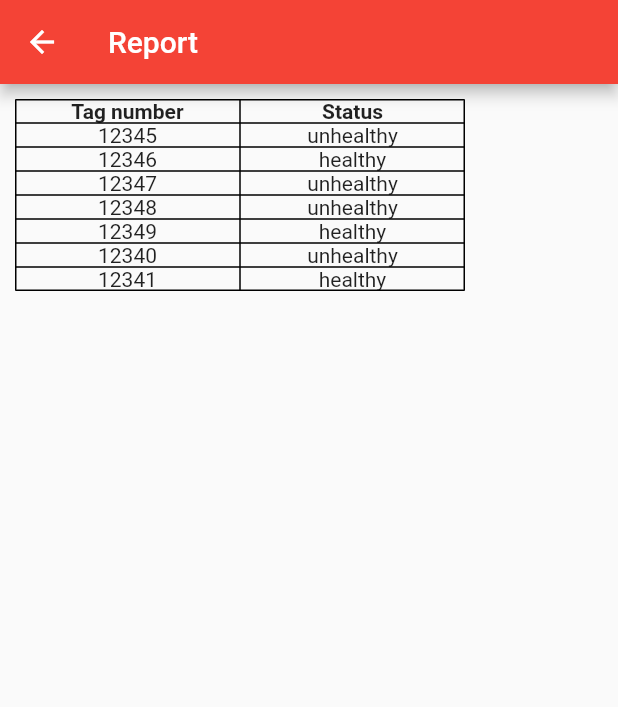
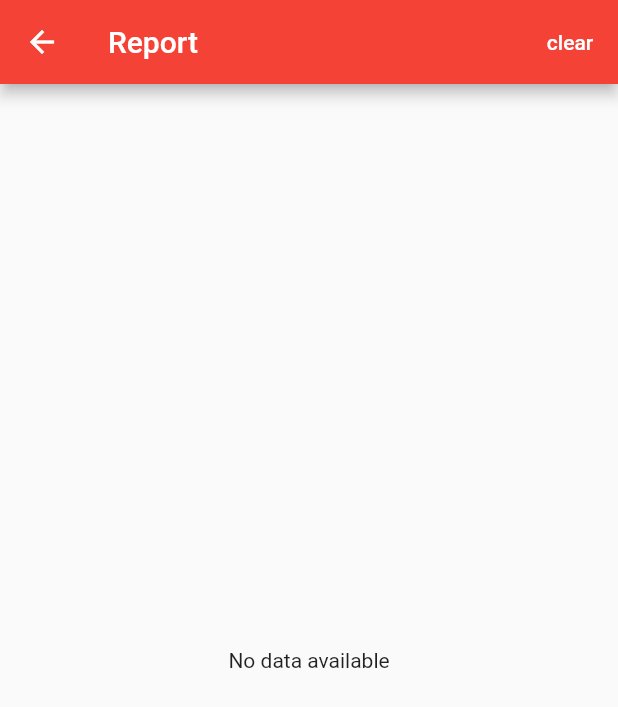
Before and after one commit to nsahsimon/cattle_care, a Flutter app: the screen it shows after launch, after a tap on "View Report", on a phone screen of 412 x 824 dp. Shown: the top 707 px of the screen. Run offline on Flutter 3.47's test engine with Material 2 defaults, Android fonts, the phone set to English and light mode, and no system bars; our stand-ins replace firebase_core, image_picker, modal_progress_hud_nsn; missing offline and left inert: google_mlkit_text_recognition, tflite, tflite_flutter; accounts and stored records are empty.

Commit message:
almost done

```diff
--- a/lib/home_screen.dart
+++ b/lib/home_screen.dart
@@ -1,5 +1,6 @@
 import 'dart:io';
 import 'dart:ui';
+import 'package:cattle_care/data.dart';
 import 'package:cattle_care/ml_service.dart';
 import 'package:cattle_care/ocr.dart';
 import 'package:cattle_care/report_screen.dart';
@@ -45,12 +46,15 @@ class _HomeScreenState extends State<HomeScreen> {
   List? _recognitions;
   double? _imageHeight;
   double? _imageWidth;
+  bool busy = false;
   List<Widget> boxes = [];
   bool isLoading = false;
   Rect? cropRoi;
   String? prediction;
   String? recognizedText;
   double? confidence;
+  double imgFrameHeight = 0.0;
+  double imgFrameWidth = 0.0;
   var rel_tlx;
   var rel_tly;
   var rel_width;
@@ -68,17 +72,6 @@ class _HomeScreenState extends State<HomeScreen> {
     });
   }
 
-  double imgFrameHeight = 0.0;
-  double imgFrameWidth = 0.0;
-
-  List<Map<String, String>> myReportData = [
-    {'tag_number': '12345', 'status' : 'unhealthy'},
-    {'tag_number': '12346', 'status' : 'healthy'},
-    {'tag_number': '12347', 'status' : 'unhealthy'},
-    {'tag_number': '12348', 'status' : 'unhealthy'},
-    {'tag_number': '12349', 'status' : 'healthy'},
-    {'tag_number': '12340', 'status' : 'unhealthy'},
-    {'tag_number': '12341', 'status' : 'healthy'},];
 
   Future<File?> getImageFromGallery() async {
     final ImagePicker _picker = ImagePicker();
@@ -231,7 +224,7 @@ class _HomeScreenState extends State<HomeScreen> {
 
   Future getEarTagNumber(File image) async {
     String? recognizedTextTemp = await performTextRecognition(image);
-    if(recognizedText != null) recognizedTextTemp = recognizedTextTemp!.replaceAll('\n', "");
+    if(recognizedText != null) recognizedTextTemp = recognizedTextTemp!.replaceAll('\n', "").replaceAll('\r', "");
     setState(() {
       recognizedText = recognizedTextTemp;
     });
@@ -335,12 +328,23 @@ class _HomeScreenState extends State<HomeScreen> {
                 },),
                 RoundedButton(text: 'Predict', color: Colors.red, onPressed: () async{
                   if(pickedImage != null) {
+                    if(busy) return;
+                    busy = true;
+                    try {
+                      startLoading();
                       debugPrint("Detecting muzzle...");
                       await detectMuzzle(File(pickedImage!.path));
                       debugPrint("Predicting health...");
                       await predictHealth(File(pickedImage!.path));
                       debugPrint("Performing text recognition...");
                       await getEarTagNumber(File(pickedImage!.path));
+                      myReportData.add({'tag_number': '$recognizedText', 'status' : '$prediction'});
+                    } catch(e) {
+                      debugPrint("$e");
+                    }
+                    busy = false;
+                    stopLoading();
+
                   }
                   debugPrint("Please select an image first");
                 },),
--- a/lib/report_screen.dart
+++ b/lib/report_screen.dart
@@ -1,10 +1,15 @@
 import 'package:flutter/material.dart';
 
-class ReportScreen extends StatelessWidget {
+class ReportScreen extends StatefulWidget {
   final List<Map<String, String>> reportData;
 
   ReportScreen({required this.reportData});
 
+  @override
+  State<ReportScreen> createState() => _ReportScreenState();
+}
+
+class _ReportScreenState extends State<ReportScreen> {
   @override
   Widget build(BuildContext context) {
     return Scaffold(
@@ -16,8 +21,17 @@ class ReportScreen extends StatelessWidget {
             Navigator.pop(context);
           },
         ),
+        actions: [
+          TextButton(
+              onPressed: () {
+                //clear report
+                widget.reportData.clear();
+                setState((){});
+              },
+              child: Text("clear", style: TextStyle(color: Colors.white)))
+        ],
       ),
-      body: SingleChildScrollView(
+      body:widget.reportData.isEmpty ? Center(child: Text("No data available")) : SingleChildScrollView(
         child: Container(
           padding: EdgeInsets.all(10),
           child: Table(
@@ -34,7 +48,7 @@ class ReportScreen extends StatelessWidget {
                   ),
                 ],
               ),
-              ...reportData.map((data) {
+              ...widget.reportData.map((data) {
                 return TableRow(
                   children: [
                     TableCell(
```
Also changed, not shown: lib/data.dart (+11 -0 lines). Lines whose indentation alone changed are shown as unchanged.
